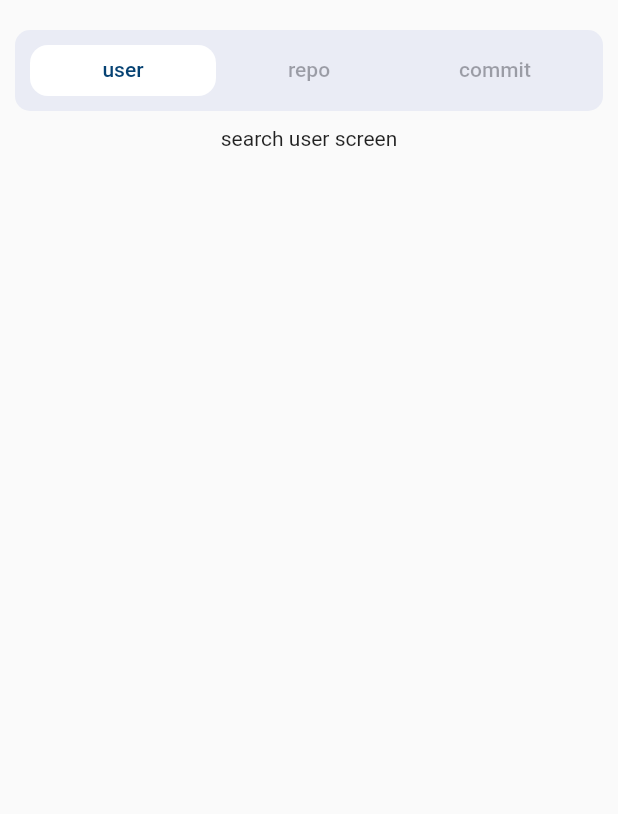
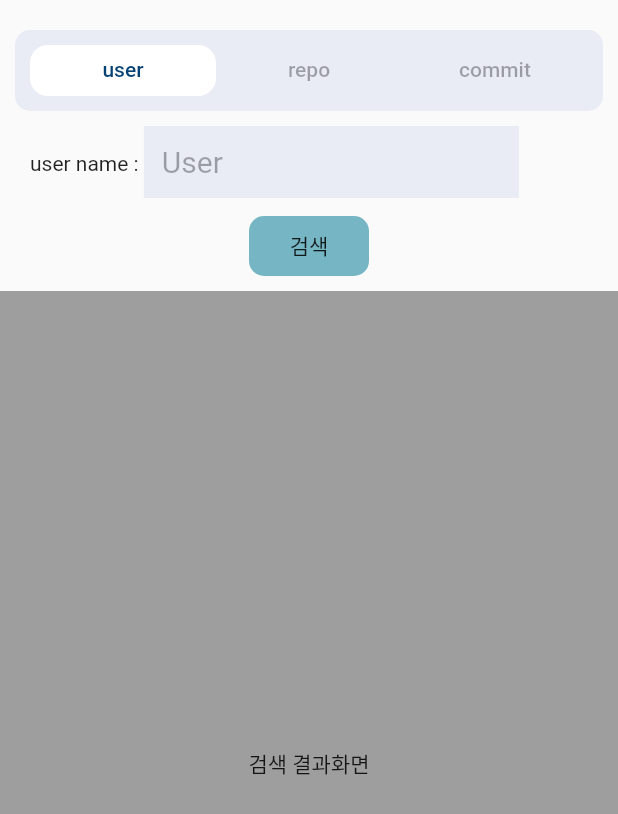
Before and after one commit to cw-hanna/flutter_clean_architecture_sample, a Flutter app: the SearchScreen screen opened directly, on a phone screen of 412 x 824 dp. Shown: the top 814 px of the screen. Run offline on Flutter 3.47's test engine with Material 2 defaults, Android fonts, the phone set to English and light mode, and no system bars; our stand-ins replace bloc, equatable, flutter_bloc, freezed_annotation, get_it; missing offline and left inert: flutter_inappwebview.

Commit message:
user/repo/commit 검색 TabBarLayout 임시커밋

```diff
--- a/lib/presentation/screens/search/search_screen.dart
+++ b/lib/presentation/screens/search/search_screen.dart
@@ -11,6 +11,11 @@ class SearchScreen extends StatefulWidget {
 class _SearchScreenState extends State<SearchScreen>
     with TickerProviderStateMixin {
   late TabController _tabController;
+
+  final TextEditingController _uUserNameController = TextEditingController();
+  final TextEditingController _rUserNameController = TextEditingController();
+  final TextEditingController _cUserNameController = TextEditingController();
+  final TextEditingController _cRepoNameController = TextEditingController();
 
   final Color _selectedColor = CwColors.color1;
   final Color _unselectedColor = CwColors.dark_gray;
@@ -29,6 +34,7 @@ class _SearchScreenState extends State<SearchScreen>
     return Scaffold(
       body: Column(
         children: [
+          //TabBar
           Padding(
             padding: const EdgeInsets.fromLTRB(10, 20, 10, 10),
             child: Container(
@@ -55,36 +61,161 @@ class _SearchScreenState extends State<SearchScreen>
               ),
             ),
           ),
-          _tabScreens(_selectedIndex),
+
+          //검색조건 화면
+          Padding(
+            padding: EdgeInsets.symmetric(horizontal: 20),
+            child: [
+              searchUserScreen(),
+              searchRepoScreen(),
+              searchCommitScreen()
+            ].elementAt(_selectedIndex),
+          ),
+
+          const SizedBox(
+            height: 10,
+          ),
+
+          //검색 버튼
+          GestureDetector(
+            onTap: () {
+              if (_selectedIndex == 0) {
+              } else if (_selectedIndex == 1) {
+              } else if (_selectedIndex == 2) {}
+            },
+            child: Container(
+              width: 80,
+              height: 40,
+              decoration: const BoxDecoration(
+                  borderRadius: BorderRadius.all(
+                    Radius.circular(10.0),
+                  ),
+                  color: CwColors.color2),
+              child: const Center(
+                child: Text('검색'),
+              ),
+            ),
+          ),
+
+          const SizedBox(
+            height: 10,
+          ),
+
+          //검색결과화면
+          Expanded(
+            child: Container(
+              color: Colors.grey,
+              child: Center(child: Text('검색 결과화면')),
+            ),
+          )
         ],
       ),
     );
   }
 
+  Widget searchUserScreen() {
+    return Row(
+      children: [
+        const Text('user name : '),
+        SizedBox(
+          width: 250,
+          height: 50,
+          child: TextFormField(
+            controller: _uUserNameController,
+            keyboardType: TextInputType.text,
+            decoration: const InputDecoration(
+              hintText: 'User',
+              hintStyle: TextStyle(
+                fontSize: 20,
+                color: CwColors.dark_gray,
+              ),
+              filled: true,
+              fillColor: CwColors.gray,
+              border: InputBorder.none,
+            ),
+          ),
+        ),
+      ],
+    );
+  }
+
   Widget searchCommitScreen() {
-    return Container(
-      child: Text('search user screen'),
+    return Column(
+      children: [
+        Row(
+          children: [
+            const Text('user name : '),
+            SizedBox(
+              width: 250,
+              height: 50,
+              child: TextFormField(
+                controller: _cUserNameController,
+                keyboardType: TextInputType.text,
+                decoration: const InputDecoration(
+                  hintText: 'User',
+                  hintStyle: TextStyle(
+                    fontSize: 20,
+                    color: CwColors.dark_gray,
+                  ),
+                  filled: true,
+                  fillColor: CwColors.gray,
+                  border: InputBorder.none,
+                ),
+              ),
+            ),
+          ],
+        ),
+        Row(
+          children: [
+            const Text('repo name : '),
+            SizedBox(
+              width: 250,
+              height: 50,
+              child: TextFormField(
+                controller: _cRepoNameController,
+                keyboardType: TextInputType.text,
+                decoration: const InputDecoration(
+                  hintText: 'Repo',
+                  hintStyle: TextStyle(
+                    fontSize: 20,
+                    color: CwColors.dark_gray,
+                  ),
+                  filled: true,
+                  fillColor: CwColors.gray,
+                  border: InputBorder.none,
+                ),
+              ),
+            ),
+          ],
+        )
+      ],
     );
   }
 
   Widget searchRepoScreen() {
-    return Container(
-      child: Text('search repo screen'),
+    return Row(
+      children: [
+        const Text('user name : '),
+        SizedBox(
+          width: 250,
+          height: 50,
+          child: TextFormField(
+            controller: _rUserNameController,
+            keyboardType: TextInputType.text,
+            decoration: const InputDecoration(
+              hintText: 'User',
+              hintStyle: TextStyle(
+                fontSize: 20,
+                color: CwColors.dark_gray,
+              ),
+              filled: true,
+              fillColor: CwColors.gray,
+              border: InputBorder.none,
+            ),
+          ),
+        ),
+      ],
     );
-  }
-
-  Widget searchUserScreen() {
-    return Container(
-      child: Text('search commit screen'),
-    );
-  }
-
-  Widget _tabScreens(int index) {
-    var tabScreens = <Widget>[];
-    tabScreens.add(searchCommitScreen());
-    tabScreens.add(searchRepoScreen());
-    tabScreens.add(searchUserScreen());
-    return tabScreens[index];
   }
 
   Widget tabButton(String buttonTxt, int buttonIndex) {
```
